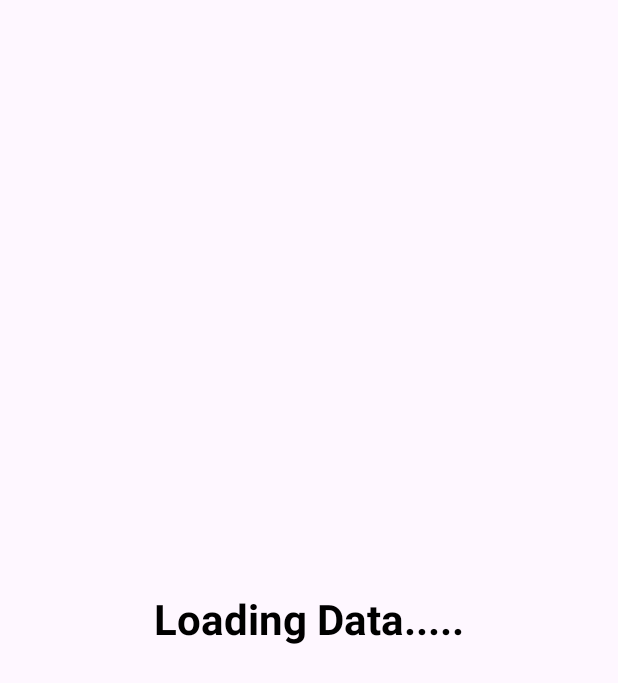
After one commit to henriqueolivgp/APP_Registo_de_Tickets, an Android app: the FetchingActivity screen opened directly, with no data from a screen before it, on a phone screen of 412 x 824 dp. The commit adds this screen. Shown: the top 683 px of the screen. Run offline under Robolectric (Android 15) with nearby library versions, the phone set to English and light mode, and no system bars; our stand-ins replace Firebase (no records; nobody signed in at launch, a user with empty details on screens opened directly).

Commit message:
get tickets

```diff
--- a/app/src/main/AndroidManifest.xml
+++ b/app/src/main/AndroidManifest.xml
@@ -12,6 +12,9 @@
         android:supportsRtl="true"
         android:theme="@style/Theme.APP_Registo_de_Tickets"
         tools:targetApi="31">
+        <activity
+            android:name=".FetchingActivity"
+            android:exported="false" />
         <activity
             android:name=".InsertionActivity"
             android:exported="false" />
--- /dev/null
+++ b/app/src/main/java/com/example/app_registo_de_tickets/FetchingActivity.kt
@@ -0,0 +1,65 @@
+package com.example.app_registo_de_tickets
+
+import androidx.appcompat.app.AppCompatActivity
+import android.os.Bundle
+import android.view.View
+import android.widget.TextView
+import androidx.recyclerview.widget.LinearLayoutManager
+import androidx.recyclerview.widget.RecyclerView
+import com.google.firebase.database.DataSnapshot
+import com.google.firebase.database.DatabaseError
+import com.google.firebase.database.DatabaseReference
+import com.google.firebase.database.FirebaseDatabase
+import com.google.firebase.database.ValueEventListener
+
+class FetchingActivity : AppCompatActivity() {
+    private lateinit var empRecyclerView: RecyclerView
+    private lateinit var tvLoadingData: TextView
+    private lateinit var empList: ArrayList<TicketsModel>
+    private lateinit var dbRef: DatabaseReference
+    override fun onCreate(savedInstanceState: Bundle?) {
+        super.onCreate(savedInstanceState)
+        setContentView(R.layout.activity_fetching)
+        empRecyclerView = findViewById(R.id.rvEmp)
+        empRecyclerView.layoutManager = LinearLayoutManager(this)
+        empRecyclerView.setHasFixedSize(true)
+        tvLoadingData = findViewById(R.id.tvLoadingData)
+
+        empList = arrayListOf<TicketsModel>()
+
+        getTicketsData()
+    }
+
+    private fun getTicketsData(){
+
+        empRecyclerView.visibility = View.GONE
+        tvLoadingData.visibility = View.VISIBLE
+
+
+        dbRef = FirebaseDatabase.getInstance().getReference("Tickets")
+
+
+        dbRef.addValueEventListener(object : ValueEventListener {
+            override fun onDataChange(snapshot: DataSnapshot) {
+                empList.clear()
+                if (snapshot.exists()){
+                    for (empSnap in snapshot.children){
+                        val ticketsData = empSnap.getValue(TicketsModel::class.java)
+                        empList.add(ticketsData!!)
+                    }
+                    val mAdapter = EmpAdapter(empList)
+                    empRecyclerView.adapter = mAdapter
+
+                    empRecyclerView.visibility = View.VISIBLE
+                    tvLoadingData.visibility = View.GONE
+                }
+            }
+
+            override fun onCancelled(error: DatabaseError) {
+                TODO("Not yet implemented")
+            }
+
+
+        })
+        }
+    }
--- /dev/null
+++ b/app/src/main/res/layout/activity_fetching.xml
@@ -0,0 +1,37 @@
+<?xml version="1.0" encoding="utf-8"?>
+<androidx.constraintlayout.widget.ConstraintLayout xmlns:android="http://schemas.android.com/apk/res/android"
+    xmlns:app="http://schemas.android.com/apk/res-auto"
+    xmlns:tools="http://schemas.android.com/tools"
+    android:layout_width="match_parent"
+    android:layout_height="match_parent"
+    tools:context=".FetchingActivity">
+
+    <androidx.recyclerview.widget.RecyclerView
+        android:id="@+id/rvEmp"
+        android:layout_width="match_parent"
+        android:layout_height="match_parent"
+        android:layout_marginStart="1dp"
+        android:layout_marginTop="1dp"
+        android:layout_marginEnd="1dp"
+        android:layout_marginBottom="1dp"
+        tools:listitem="@layout/emp_list_item"
+        app:layout_constraintBottom_toBottomOf="parent"
+        app:layout_constraintEnd_toEndOf="parent"
+        app:layout_constraintStart_toStartOf="parent"
+        app:layout_constraintTop_toTopOf="parent" />
+
+    <TextView
+        android:id="@+id/tvLoadingData"
+        android:layout_width="wrap_content"
+        android:layout_height="wrap_content"
+        android:text="Loading Data....."
+        android:textSize="28sp"
+        android:textColor="@color/black"
+        android:textStyle="bold"
+        android:visibility="gone"
+        app:layout_constraintBottom_toBottomOf="parent"
+        app:layout_constraintEnd_toEndOf="parent"
+        app:layout_constraintStart_toStartOf="parent"
+        app:layout_constraintTop_toTopOf="parent" />
+
+</androidx.constraintlayout.widget.ConstraintLayout>
```
Also changed, not shown: app/src/main/java/com/example/app_registo_de_tickets/EmpAdapter.kt (added, +40 -0 lines), app/src/main/java/com/example/app_registo_de_tickets/Homepage.kt (+7 -0 lines), app/src/main/res/layout/activity_homepage.xml (+9 -0 lines), app/src/main/res/layout/emp_list_item.xml (added, +40 -0 lines).
